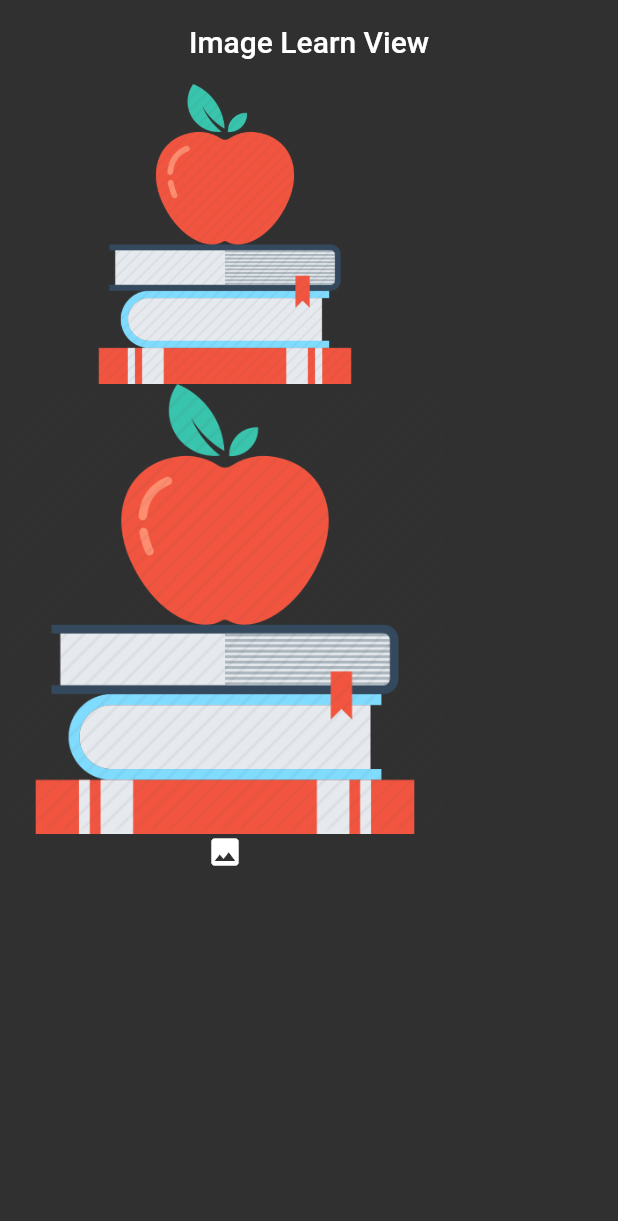
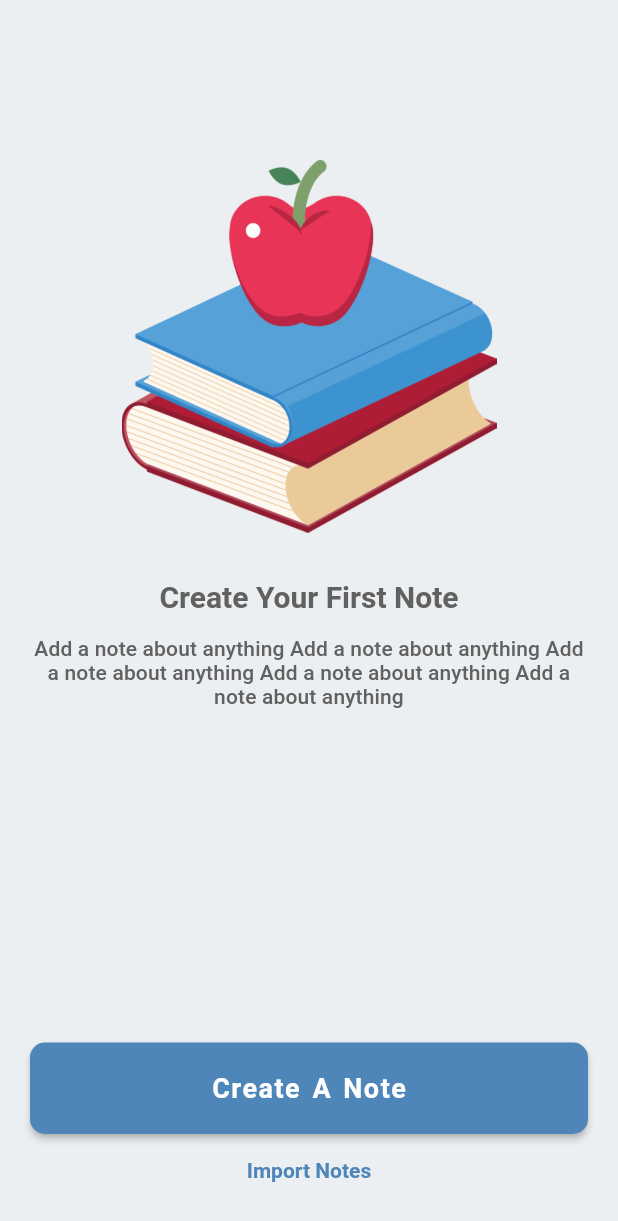
Before and after one commit to omeryilmaz2K/Flutter-Full-Learn, a Flutter app: the screen it shows after launch, on a phone screen of 412 x 824 dp. Shown: the top 1221 px of the screen. Run offline on Flutter 3.47's test engine with Material 2 defaults, Android fonts, the phone set to English and light mode, and no system bars.

Commit message:
Demo App geliştirme çalışması olarak demo_101_app uygulaması geliştirildi.

```diff
--- /dev/null
+++ b/lib/demos/demo_101_app/demo_101_app.dart
@@ -0,0 +1,57 @@
+import 'package:flutter/material.dart';
+import 'package:flutter/services.dart';
+import 'package:flutter_full_learn/demos/demo_101_app/values/colors/demo_101_app.dart';
+import 'package:flutter_full_learn/demos/demo_101_app/values/dimens/demo_101_app_paddings.dart';
+import 'package:flutter_full_learn/demos/demo_101_app/values/strings/demo_100_app_texts.dart';
+import 'package:flutter_full_learn/demos/demo_101_app/widgets/elevated_button_widget.dart';
+import 'package:flutter_full_learn/demos/demo_101_app/widgets/headline_text_widget.dart';
+import 'package:flutter_full_learn/demos/demo_101_app/widgets/image_widget.dart';
+import 'package:flutter_full_learn/demos/demo_101_app/widgets/subtitle_text_widget.dart';
+import 'package:flutter_full_learn/demos/demo_101_app/widgets/text_button_widget.dart';
+
+class Demo101App extends StatelessWidget {
+  const Demo101App({Key? key}) : super(key: key);
+
+  final double _onboardingImgWidth = 250;
+  final double _onboardingImgHeight = 250;
+
+  @override
+  Widget build(BuildContext context) {
+    return Scaffold(
+      appBar: AppBar(
+        backgroundColor: Demo101AppColors.appBackgroundColor,
+        systemOverlayStyle: SystemUiOverlayStyle.dark,
+      ),
+      body: Container(
+        color: Demo101AppColors.appBackgroundColor,
+        padding: Demo101AppPaddings.pagePadding,
+        child: Column(
+          children: [
+            Padding(
+              padding: Demo101AppPaddings.imagePadding,
+              child: ImageWidget(
+                name: Demo101AppTexts.onboardingImgName,
+                width: _onboardingImgWidth,
+                height: _onboardingImgHeight,
+              ),
+            ),
+            const HeadlineTextWidget(headline: Demo101AppTexts.headline),
+            Padding(
+              padding: Demo101AppPaddings.subtitlePadding,
+              child: SubtitleTextWidget(
+                  subtitle: Demo101AppTexts.subtitle,
+                  textAlign: TextAlign.center),
+            ),
+            const Spacer(),
+            const ElevatedButtonWidget(
+              buttonText: Demo101AppTexts.buttonText,
+            ),
+            const TextButtonWidget(
+              text: Demo101AppTexts.textButtonText,
+            )
+          ],
+        ),
+      ),
+    );
+  }
+}
--- /dev/null
+++ b/lib/demos/demo_101_app/values/colors/demo_101_app.dart
@@ -0,0 +1,8 @@
+import 'package:flutter/material.dart';
+
+class Demo101AppColors {
+  static Color? appBackgroundColor = Colors.blueGrey[50];
+  static Color? headlineColor = Colors.grey[700];
+  static Color buttonBgColor = const Color(0xFF4E86B9);
+  static Color buttonTextColor = Colors.white;
+}
--- /dev/null
+++ b/lib/demos/demo_101_app/values/dimens/demo_101_app_margins.dart
@@ -0,0 +1,5 @@
+import 'package:flutter/material.dart';
+
+class _Demo101AppMargins {
+  static const buttonMargin = EdgeInsets.only(bottom: 10);
+}
--- /dev/null
+++ b/lib/demos/demo_101_app/values/dimens/demo_101_app_paddings.dart
@@ -0,0 +1,8 @@
+import 'package:flutter/material.dart';
+
+class Demo101AppPaddings {
+  static const pagePadding = EdgeInsets.all(20);
+  static const imagePadding = EdgeInsets.symmetric(vertical: 30);
+  static const subtitlePadding = EdgeInsets.symmetric(vertical: 15);
+  static const buttonPadding = EdgeInsets.all(20);
+}
--- /dev/null
+++ b/lib/demos/demo_101_app/values/dimens/demo_101_app_radiuses.dart
@@ -0,0 +1,5 @@
+import 'package:flutter/material.dart';
+
+class Demo101AppRadiuses {
+  static final buttonBorderRadius = BorderRadius.circular(10);
+}
--- /dev/null
+++ b/lib/demos/demo_101_app/values/dimens/demo_101_app_sizes.dart
@@ -0,0 +1,3 @@
+class Demo101AppSizes {
+  static double buttonTextSize = 18;
+}
--- /dev/null
+++ b/lib/demos/demo_101_app/values/strings/demo_100_app_texts.dart
@@ -0,0 +1,7 @@
+class Demo101AppTexts {
+  static const String onboardingImgName = 'img_apple_on_books';
+  static const String headline = 'Create Your First Note';
+  static final String subtitle = 'Add a note about anything ' * 5;
+  static const String buttonText = 'Create A Note';
+  static const String textButtonText = 'Import Notes';
+}
--- /dev/null
+++ b/lib/demos/demo_101_app/values/styles/demo_101_app_text_styles.dart
@@ -0,0 +1,38 @@
+import 'package:flutter/material.dart';
+import '../colors/demo_101_app.dart';
+import '../dimens/demo_101_app_paddings.dart';
+import '../dimens/demo_101_app_radiuses.dart';
+import '../dimens/demo_101_app_sizes.dart';
+
+class Demo101AppTextStyles {
+  Demo101AppTextStyles({required this.context});
+
+  final BuildContext context;
+
+  get headlineTextStyle => Theme.of(context).textTheme.headline6?.copyWith(
+      color: Demo101AppColors.headlineColor, fontWeight: FontWeight.bold);
+
+  get subtitleTextStyle => Theme.of(context).textTheme.subtitle2?.copyWith(
+        color: Demo101AppColors.headlineColor,
+      );
+
+  get buttonStyle => ButtonStyle(
+      backgroundColor:
+          MaterialStatePropertyAll<Color>(Demo101AppColors.buttonBgColor),
+      padding: const MaterialStatePropertyAll<EdgeInsetsGeometry>(
+          Demo101AppPaddings.buttonPadding),
+      shape: MaterialStatePropertyAll<OutlinedBorder>(RoundedRectangleBorder(
+          borderRadius: Demo101AppRadiuses.buttonBorderRadius)));
+
+  get buttonTextStyle => Theme.of(context).textTheme.button?.copyWith(
+      color: Demo101AppColors.buttonTextColor,
+      fontWeight: FontWeight.bold,
+      fontSize: Demo101AppSizes.buttonTextSize,
+      letterSpacing: 1,
+      wordSpacing: 2);
+
+  get textButtonTextStyle => Theme.of(context).textTheme.button?.copyWith(
+        color: Demo101AppColors.buttonBgColor,
+        fontWeight: FontWeight.w600,
+      );
+}
--- /dev/null
+++ b/lib/demos/demo_101_app/widgets/elevated_button_widget.dart
@@ -0,0 +1,26 @@
+import 'package:flutter/material.dart';
+
+import '../values/styles/demo_101_app_text_styles.dart';
+
+class ElevatedButtonWidget extends StatelessWidget {
+  const ElevatedButtonWidget({
+    Key? key,
+    required this.buttonText,
+  }) : super(key: key);
+
+  final String buttonText;
+
+  @override
+  Widget build(BuildContext context) {
+    return ElevatedButton(
+      onPressed: () {},
+      style: Demo101AppTextStyles(context: context).buttonStyle,
+      child: Center(
+        child: Text(
+          buttonText,
+          style: Demo101AppTextStyles(context: context).buttonTextStyle,
+        ),
+      ),
+    );
+  }
+}
--- /dev/null
+++ b/lib/demos/demo_101_app/widgets/headline_text_widget.dart
@@ -0,0 +1,20 @@
+import 'package:flutter/material.dart';
+
+import '../values/styles/demo_101_app_text_styles.dart';
+
+class HeadlineTextWidget extends StatelessWidget {
+  const HeadlineTextWidget({
+    Key? key,
+    required this.headline,
+  }) : super(key: key);
+
+  final String headline;
+
+  @override
+  Widget build(BuildContext context) {
+    return Text(
+      headline,
+      style: Demo101AppTextStyles(context: context).headlineTextStyle,
+    );
+  }
+}
--- /dev/null
+++ b/lib/demos/demo_101_app/widgets/image_widget.dart
@@ -0,0 +1,25 @@
+import 'package:flutter/material.dart';
+
+class ImageWidget extends StatelessWidget {
+  const ImageWidget({
+    Key? key,
+    required this.name,
+    required this.width,
+    required this.height,
+  }) : super(key: key);
+
+  final String name;
+  final double width;
+  final double height;
+
+  @override
+  Widget build(BuildContext context) {
+    return Image.asset(
+      path,
+      width: width,
+      height: height,
+    );
+  }
+
+  String get path => 'assets/png/$name.png';
+}
--- /dev/null
+++ b/lib/demos/demo_101_app/widgets/subtitle_text_widget.dart
@@ -0,0 +1,23 @@
+import 'package:flutter/material.dart';
+
+import '../values/styles/demo_101_app_text_styles.dart';
+
+class SubtitleTextWidget extends StatelessWidget {
+  const SubtitleTextWidget({
+    Key? key,
+    required this.subtitle,
+    this.textAlign = TextAlign.center,
+  }) : super(key: key);
+
+  final String subtitle;
+  final TextAlign textAlign;
+
+  @override
+  Widget build(BuildContext context) {
+    return Text(
+      subtitle,
+      style: Demo101AppTextStyles(context: context).subtitleTextStyle,
+      textAlign: textAlign,
+    );
+  }
+}
--- /dev/null
+++ b/lib/demos/demo_101_app/widgets/text_button_widget.dart
@@ -0,0 +1,21 @@
+import 'package:flutter/material.dart';
+
+import '../values/styles/demo_101_app_text_styles.dart';
+
+class TextButtonWidget extends StatelessWidget {
+  const TextButtonWidget({
+    Key? key, required this.text,
+  }) : super(key: key);
+
+  final String text;
+
+  @override
+  Widget build(BuildContext context) {
+    return TextButton(
+        onPressed: () {},
+        child: Text(
+          text,
+          style: Demo101AppTextStyles(context: context).textButtonTextStyle,
+        ));
+  }
+}
--- a/lib/main.dart
+++ b/lib/main.dart
@@ -1,7 +1,7 @@
 import 'package:flutter/material.dart';
 import 'package:flutter/services.dart';
 import '101/color_learn_view.dart';
-import '101/image_learn_view.dart';
+import 'demos/demo_101_app/demo_101_app.dart';
 
 void main() {
   runApp(const MyApp());
@@ -27,7 +27,7 @@ class MyApp extends StatelessWidget {
             toolbarTextStyle: TextStyle(color: Colors.blue),
             systemOverlayStyle: SystemUiOverlayStyle.light, // Status Bar
           )),
-      home:  const ImageLearnView(),
+      home: const Demo101App(),
     );
   }
 }
```
Also changed, not shown: assets/png/img_apple_on_books.png (added).
